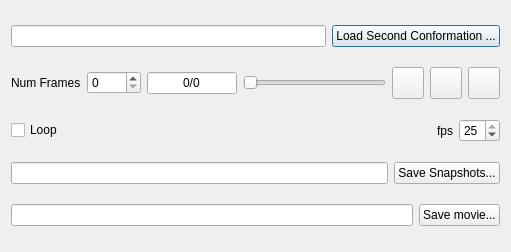
cryos/avogadro, file libavogadro/src/extensions/linmorphdialog.ui: the form before one commit.
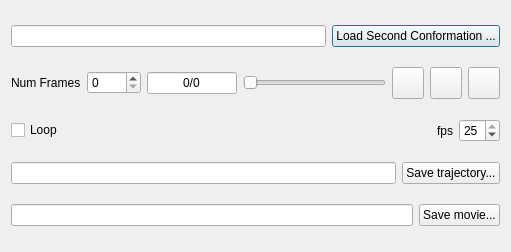
The form after the commit. Icons and pictures are not drawn.

Commit message:
* animationextension.* : added functionality to read xyz trajectory file as defined here: http://www.ks.uiuc.edu/Research/vmd/plugins/molfile/xyzplugin.html
* linmorphextension.* : added functionality to write xyz trajectory
file.

* linmorphdialog.ui: removed save-pov-snapshots button and replaced with
save-xyz-trajectory button.

* animationdialog.ui : added *.xyz extension for open file option.

What changed in the file:
```diff
--- a/libavogadro/src/extensions/linmorphdialog.ui
+++ b/libavogadro/src/extensions/linmorphdialog.ui
@@ -231,7 +231,7 @@
         <string>Button to save the current trajectory.</string>
        </property>
        <property name="text" >
-        <string>Save Snapshots...</string>
+        <string>Save trajectory...</string>
        </property>
       </widget>
      </item>
```
Left out of the diff: 6 changed lines with no effect on the pictures. The commit also changes 7 other files.
